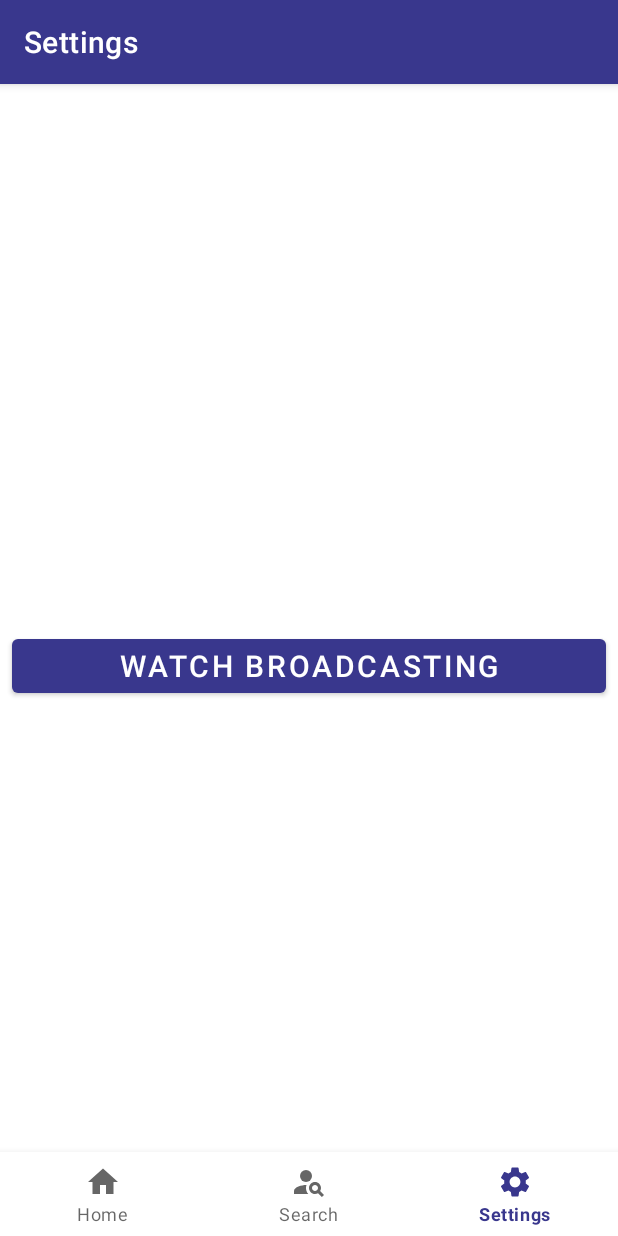
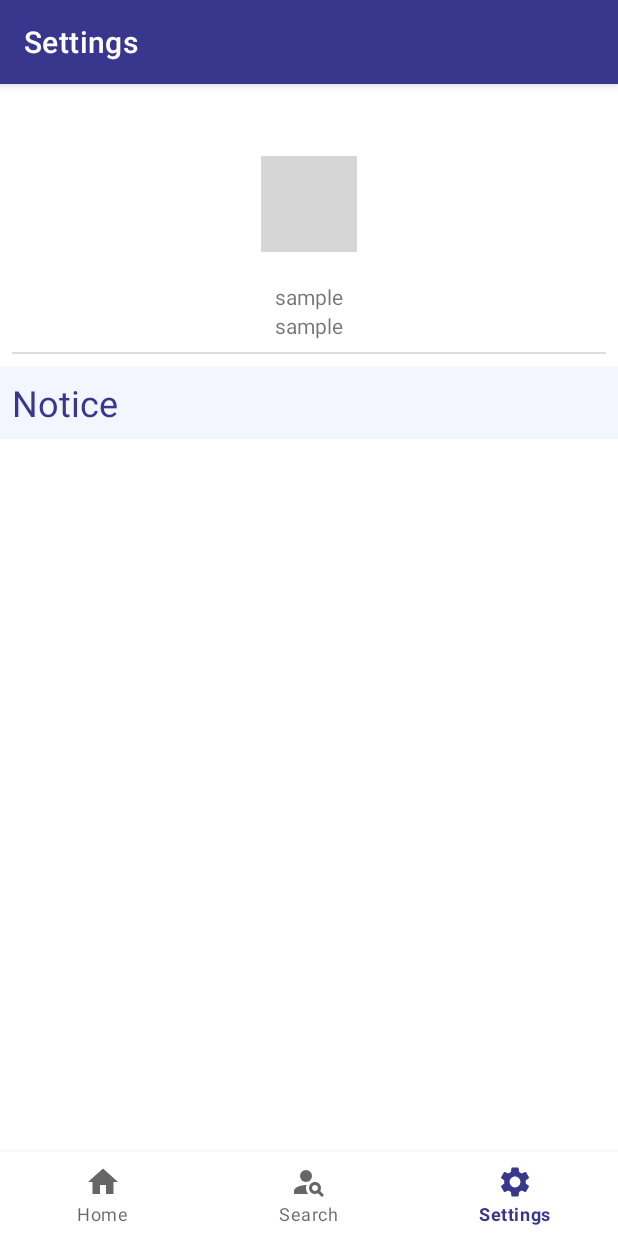
Before and after one commit to kofboy2000/study-with-mobile, an Android app: the SettingsFragment screen opened through its navigation route, on a phone screen of 412 x 824 dp. Run offline under Robolectric (Android 15) with nearby library versions, the phone set to English and light mode, and no system bars; our stand-ins replace CircleImageView, Firebase (no records; nobody signed in at launch, a user with empty details on screens opened directly), navigation-ui; pictures from the network do not load; 6 statements that could not run were skipped; grey boxes are pictures that could not be loaded.

Commit message:
Add settings fragment with profile and notice

```diff
--- a/client/app/src/main/java/com/ahnsong/studymobile/data/Notice.java
+++ b/client/app/src/main/java/com/ahnsong/studymobile/data/Notice.java
@@ -15,6 +15,6 @@ import lombok.Setter;
 public class Notice {
 
     private String contents;
-    private String data;
+    private String date;
     private String title;
 }
--- a/client/app/src/main/java/com/ahnsong/studymobile/ui/main/settings/SettingsFragment.java
+++ b/client/app/src/main/java/com/ahnsong/studymobile/ui/main/settings/SettingsFragment.java
@@ -1,23 +1,28 @@
 package com.ahnsong.studymobile.ui.main.settings;
 
-import android.content.Intent;
 import android.os.Bundle;
 import android.view.LayoutInflater;
 import android.view.View;
 import android.view.ViewGroup;
-import android.widget.Button;
 
 import androidx.annotation.NonNull;
 import androidx.fragment.app.Fragment;
 import androidx.lifecycle.ViewModelProvider;
+import androidx.recyclerview.widget.LinearLayoutManager;
 
+import com.ahnsong.studymobile.R;
+import com.ahnsong.studymobile.applications.GlideApp;
+import com.ahnsong.studymobile.base.Consts;
+import com.ahnsong.studymobile.data.Notice;
 import com.ahnsong.studymobile.databinding.FragmentSettingsBinding;
-import com.ahnsong.studymobile.ui.live.LiveStationWatchActivity;
+import com.ahnsong.studymobile.utils.Utils;
+import com.google.firebase.storage.StorageReference;
 
 public class SettingsFragment extends Fragment {
 
+    private FragmentSettingsBinding binding;
     private SettingsViewModel settingsViewModel;
-    private FragmentSettingsBinding binding;
+    private SettingsAdapter adapter;
 
     public View onCreateView(@NonNull LayoutInflater inflater,
                              ViewGroup container, Bundle savedInstanceState) {
@@ -27,12 +32,36 @@ public class SettingsFragment extends Fragment {
         binding = FragmentSettingsBinding.inflate(inflater, container, false);
         View root = binding.getRoot();
 
-        final Button watchBtn = binding.textWatchBroadcast;
-        watchBtn.setOnClickListener(v ->
-                startActivity(new Intent(getActivity(), LiveStationWatchActivity.class))
-        );
-        settingsViewModel.getText().observe(getViewLifecycleOwner(), watchBtn::setText);
+        adapter = new SettingsAdapter(getContext());
+        binding.rvNoticeList.setLayoutManager(new LinearLayoutManager(getContext()));
+        binding.rvNoticeList.setAdapter(adapter);
+
+        referenceUserData();
+        referenceNoticeData();
         return root;
+    }
+
+    private void referenceUserData() {
+        settingsViewModel.getUserLiveData().observe(getViewLifecycleOwner(), user -> {
+            StorageReference ref = Utils.getImageReference(Consts.Storage.PROFILE, user.getProfile());
+            GlideApp.with(getContext())
+                .load(ref)
+                .placeholder(R.color.colorGrey)
+                .into(binding.imgUserProfile);
+            binding.tvUserName.setText(user.getName());
+            binding.tvUserStatus.setText(user.getUserStatus());
+        });
+        settingsViewModel.startReferenceUserData();
+    }
+
+    private void referenceNoticeData() {
+        settingsViewModel.getNoticeLiveData().observe(getViewLifecycleOwner(), list -> {
+            for (Notice item : list) {
+                adapter.addItem(item);
+            }
+            adapter.notifyDataSetChanged();
+        });
+        settingsViewModel.startReferenceNoticeData();
     }
 
     @Override
--- a/client/app/src/main/java/com/ahnsong/studymobile/ui/main/settings/SettingsViewModel.java
+++ b/client/app/src/main/java/com/ahnsong/studymobile/ui/main/settings/SettingsViewModel.java
@@ -1,19 +1,87 @@
 package com.ahnsong.studymobile.ui.main.settings;
 
-import androidx.lifecycle.LiveData;
+import android.util.Log;
+
+import androidx.annotation.NonNull;
 import androidx.lifecycle.MutableLiveData;
 import androidx.lifecycle.ViewModel;
 
+import com.ahnsong.studymobile.base.Consts;
+import com.ahnsong.studymobile.data.Notice;
+import com.ahnsong.studymobile.data.User;
+import com.google.firebase.auth.FirebaseAuth;
+import com.google.firebase.database.DataSnapshot;
+import com.google.firebase.database.DatabaseError;
+import com.google.firebase.database.DatabaseReference;
+import com.google.firebase.database.FirebaseDatabase;
+import com.google.firebase.database.ValueEventListener;
+
+import org.jetbrains.annotations.NotNull;
+
+import java.util.ArrayList;
+import java.util.List;
+import java.util.Objects;
+
 public class SettingsViewModel extends ViewModel {
+    private static final String TAG = "SettingsViewModel";
 
-    private MutableLiveData<String> mText;
+    private DatabaseReference userReference;
+    private DatabaseReference noticeReference;
+
+    private MutableLiveData<User> userLiveData;
+    private MutableLiveData<List<Notice>> noticeLiveData;
 
     public SettingsViewModel() {
-        mText = new MutableLiveData<>();
-        mText.setValue("Watch Broadcasting");
+        userLiveData = new MutableLiveData<>();
+        noticeLiveData = new MutableLiveData<>();
     }
 
-    public LiveData<String> getText() {
-        return mText;
+    public void startReferenceUserData() {
+        String currentUserId = Objects.requireNonNull(
+                FirebaseAuth.getInstance().getCurrentUser()).getUid();
+        userReference = FirebaseDatabase.getInstance(Consts.Database.DB_URL)
+                .getReference(Consts.Database.USERS).child(currentUserId);
+        userReference.addListenerForSingleValueEvent(new ValueEventListener() {
+            @Override
+            public void onDataChange(@NonNull @NotNull DataSnapshot snapshot) {
+                User currentUser = snapshot.getValue(User.class);
+                userLiveData.setValue(currentUser);
+            }
+
+            @Override
+            public void onCancelled(@NonNull @NotNull DatabaseError error) {
+                Log.e(TAG, error.getMessage());
+            }
+        });
+    }
+
+    public void startReferenceNoticeData() {
+        noticeReference = FirebaseDatabase.getInstance(Consts.Database.DB_URL)
+                .getReference(Consts.Database.NOTICE);
+        noticeReference.addValueEventListener(new ValueEventListener() {
+            @Override
+            public void onDataChange(@NonNull DataSnapshot snapshot) {
+                List<Notice> noticeList = new ArrayList<>();
+                for (DataSnapshot data: snapshot.getChildren()) {
+                    Notice notice = data.getValue(Notice.class);
+                    noticeList.add(notice);
+                }
+                Log.d(TAG, "Notice list : " + noticeList.size());
+                noticeLiveData.setValue(noticeList);
+            }
+
+            @Override
+            public void onCancelled(@NonNull DatabaseError error) {
+                Log.e(TAG, error.getMessage());
+            }
+        });
+    }
+
+    public MutableLiveData<User> getUserLiveData() {
+        return userLiveData;
+    }
+
+    public MutableLiveData<List<Notice>> getNoticeLiveData() {
+        return noticeLiveData;
     }
 }
--- /dev/null
+++ b/client/app/src/main/res/drawable/ic_close_arrow.xml
@@ -0,0 +1,9 @@
+<vector xmlns:android="http://schemas.android.com/apk/res/android"
+    android:width="24dp"
+    android:height="24dp"
+    android:viewportWidth="24"
+    android:viewportHeight="24">
+  <path
+      android:pathData="M7.41,15.7051L12,11.1251L16.59,15.7051L18,14.2951L12,8.2951L6,14.2951L7.41,15.7051Z"
+      android:fillColor="#333333"/>
+</vector>
--- /dev/null
+++ b/client/app/src/main/res/drawable/ic_open_arrow.xml
@@ -0,0 +1,9 @@
+<vector xmlns:android="http://schemas.android.com/apk/res/android"
+    android:width="24dp"
+    android:height="24dp"
+    android:viewportWidth="24"
+    android:viewportHeight="24">
+  <path
+      android:pathData="M16.59,8.2949L12,12.8749L7.41,8.2949L6,9.7049L12,15.7049L18,9.7049L16.59,8.2949Z"
+      android:fillColor="#333333"/>
+</vector>
--- a/client/app/src/main/res/layout/fragment_settings.xml
+++ b/client/app/src/main/res/layout/fragment_settings.xml
@@ -1,22 +1,69 @@
 <?xml version="1.0" encoding="utf-8"?>
-<androidx.constraintlayout.widget.ConstraintLayout xmlns:android="http://schemas.android.com/apk/res/android"
+<LinearLayout xmlns:android="http://schemas.android.com/apk/res/android"
     xmlns:app="http://schemas.android.com/apk/res-auto"
     xmlns:tools="http://schemas.android.com/tools"
     android:layout_width="match_parent"
     android:layout_height="match_parent"
+    android:orientation="vertical"
     tools:context=".ui.main.settings.SettingsFragment">
 
-    <Button
-        android:id="@+id/text_watch_broadcast"
+    <LinearLayout
         android:layout_width="match_parent"
         android:layout_height="wrap_content"
-        android:layout_marginStart="8dp"
-        android:layout_marginTop="8dp"
-        android:layout_marginEnd="8dp"
-        android:textAlignment="center"
-        android:textSize="20sp"
-        app:layout_constraintBottom_toBottomOf="parent"
-        app:layout_constraintEnd_toEndOf="parent"
-        app:layout_constraintStart_toStartOf="parent"
-        app:layout_constraintTop_toTopOf="parent" />
-</androidx.constraintlayout.widget.ConstraintLayout>
+        android:layout_marginTop="@dimen/big_margin"
+        android:orientation="vertical"
+        android:gravity="center_horizontal">
+        <de.hdodenhof.circleimageview.CircleImageView
+            android:id="@+id/img_user_profile"
+            android:layout_width="64dp"
+            android:layout_height="64dp"
+            android:src="@color/colorPrimary"
+            android:layout_marginBottom="20dp"
+            app:civ_border_width="2dp"
+            app:civ_border_color="@color/colorWhite"/>
+
+        <TextView
+            android:id="@+id/tv_user_name"
+            android:layout_width="match_parent"
+            android:layout_height="wrap_content"
+            android:text="@string/sample"
+            android:gravity="center_horizontal"/>
+
+        <TextView
+            android:id="@+id/tv_user_status"
+            android:layout_width="match_parent"
+            android:layout_height="wrap_content"
+            android:text="@string/sample"
+            android:gravity="center_horizontal"/>
+
+        <View
+            android:layout_width="match_parent"
+            android:layout_height="1dp"
+            android:background="@color/colorGrey"
+            android:layout_margin="@dimen/very_small_margin" />
+    </LinearLayout>
+
+    <LinearLayout
+        android:layout_width="match_parent"
+        android:layout_height="wrap_content"
+        android:orientation="vertical"
+        android:background="@color/colorSoftSky">
+
+        <TextView
+            android:layout_width="wrap_content"
+            android:layout_height="wrap_content"
+            android:textSize="@dimen/font_title"
+            android:textColor="@color/colorPrimary"
+            android:text="@string/notice"
+            android:layout_margin="@dimen/very_small_margin"/>
+
+        <androidx.recyclerview.widget.RecyclerView
+            android:id="@+id/rv_notice_list"
+            android:layout_width="match_parent"
+            android:layout_height="wrap_content"
+            android:scrollbarSize="5dp"
+            android:scrollbarThumbVertical="@android:color/darker_gray"
+            android:scrollbars="vertical"/>
+    </LinearLayout>
+
+</LinearLayout>
--- a/client/app/src/main/res/values/strings.xml
+++ b/client/app/src/main/res/values/strings.xml
@@ -40,4 +40,5 @@
     <string name="live_status_none">Class isn\'t on live status</string>
     <string name="search_student">Search for your student</string>
     <string name="search_teacher">Search for your teacher</string>
+    <string name="notice">Notice</string>
 </resources>
```
Also changed, not shown: client/app/src/main/java/com/ahnsong/studymobile/ui/main/settings/SettingsAdapter.java (added, +99 -0 lines), client/app/src/main/res/layout/item_home_teacher.xml (deleted, +0 -31 lines), client/app/src/main/res/layout/item_notice.xml (added, +74 -0 lines).
